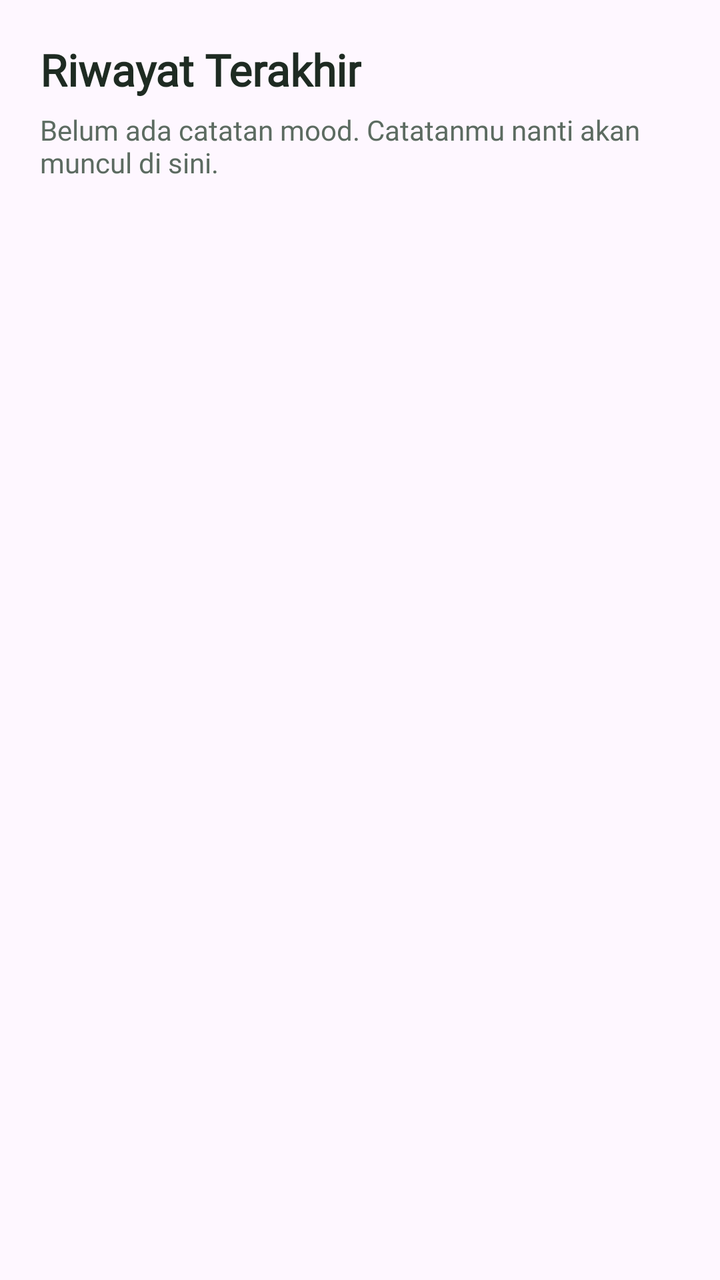
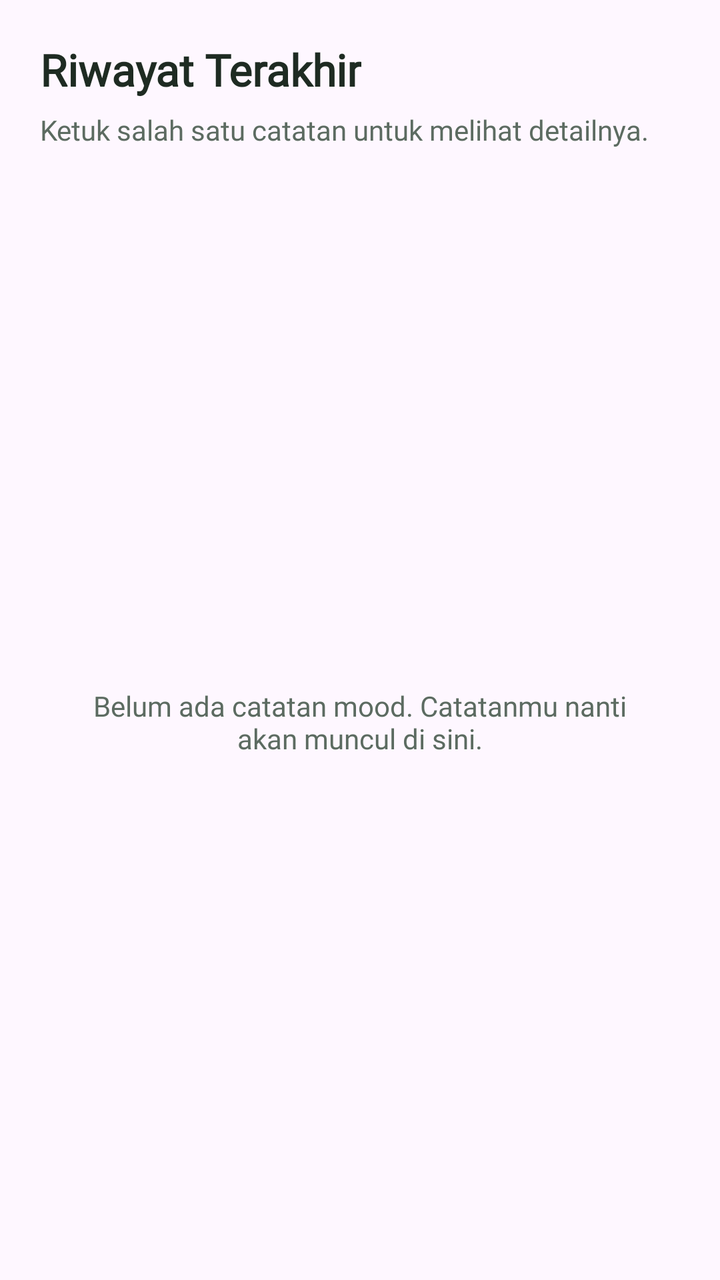

Before-and-after screenshots of an Android layout around one commit, followed by the original layout XML and the change that was made.
<!-- AndroidManifest.xml: application theme Theme.Tommy_3TIB -->
<!-- res/layout/fragment_riwayatfragment.xml -->
<?xml version="1.0" encoding="utf-8"?>
<FrameLayout xmlns:android="http://schemas.android.com/apk/res/android"
    xmlns:tools="http://schemas.android.com/tools"
    android:layout_width="match_parent"
    android:layout_height="match_parent"
    tools:context=".RiwayatFragment">

    <LinearLayout
        android:layout_width="match_parent"
        android:layout_height="wrap_content"
        android:orientation="vertical"
        android:padding="20dp">

        <TextView
            android:layout_width="wrap_content"
            android:layout_height="wrap_content"
            android:text="Riwayat Terakhir"
            android:fontFamily="@font/pjakartabold"
            android:textColor="#1E2B22"
            android:textSize="22sp"
            android:textStyle="bold" />

        <TextView
            android:layout_width="wrap_content"
            android:layout_height="wrap_content"
            android:layout_marginTop="6dp"
            android:text="Belum ada catatan mood. Catatanmu nanti akan muncul di sini."
            android:textColor="#5C6B61"
            android:fontFamily="@font/pjakartaregular"
            android:textSize="14sp" />
    </LinearLayout>
</FrameLayout>
<!-- resources referenced by this layout -->
<resources>
  <style name="Theme.Tommy_3TIB" parent="Base.Theme.Tommy_3TIB" />
  <style name="Base.Theme.Tommy_3TIB" parent="Theme.Material3.DayNight.NoActionBar">
          
          
      </style>
</resources>

<!-- the commit's change to res/layout/fragment_riwayatfragment.xml (unified diff, before → after) -->
@@ -1,21 +1,25 @@
 <?xml version="1.0" encoding="utf-8"?>
-<FrameLayout xmlns:android="http://schemas.android.com/apk/res/android"
+<LinearLayout xmlns:android="http://schemas.android.com/apk/res/android"
     xmlns:tools="http://schemas.android.com/tools"
     android:layout_width="match_parent"
     android:layout_height="match_parent"
+    android:orientation="vertical"
     tools:context=".RiwayatFragment">
 
     <LinearLayout
         android:layout_width="match_parent"
         android:layout_height="wrap_content"
         android:orientation="vertical"
-        android:padding="20dp">
+        android:paddingStart="20dp"
+        android:paddingTop="20dp"
+        android:paddingEnd="20dp"
+        android:paddingBottom="8dp">
 
         <TextView
             android:layout_width="wrap_content"
             android:layout_height="wrap_content"
+            android:fontFamily="@font/pjakartabold"
             android:text="Riwayat Terakhir"
-            android:fontFamily="@font/pjakartabold"
             android:textColor="#1E2B22"
             android:textSize="22sp"
             android:textStyle="bold" />
@@ -24,9 +28,38 @@
             android:layout_width="wrap_content"
             android:layout_height="wrap_content"
             android:layout_marginTop="6dp"
+            android:fontFamily="@font/pjakartaregular"
+            android:text="Ketuk salah satu catatan untuk melihat detailnya."
+            android:textColor="#5C6B61"
+            android:textSize="14sp" />
+    </LinearLayout>
+
+    <FrameLayout
+        android:layout_width="match_parent"
+        android:layout_height="0dp"
+        android:layout_weight="1">
+
+        <ListView
+            android:id="@+id/listRiwayat"
+            android:layout_width="match_parent"
+            android:layout_height="match_parent"
+            android:clipToPadding="false"
+            android:divider="@null"
+            android:dividerHeight="0dp"
+            android:listSelector="@android:color/transparent"
+            android:paddingBottom="12dp"
+            android:scrollbars="none" />
+
+        <TextView
+            android:id="@+id/tvKosong"
+            android:layout_width="match_parent"
+            android:layout_height="wrap_content"
+            android:layout_gravity="center"
+            android:fontFamily="@font/pjakartaregular"
+            android:gravity="center"
+            android:padding="32dp"
             android:text="Belum ada catatan mood. Catatanmu nanti akan muncul di sini."
             android:textColor="#5C6B61"
-            android:fontFamily="@font/pjakartaregular"
             android:textSize="14sp" />
-    </LinearLayout>
-</FrameLayout>
+    </FrameLayout>
+</LinearLayout>
